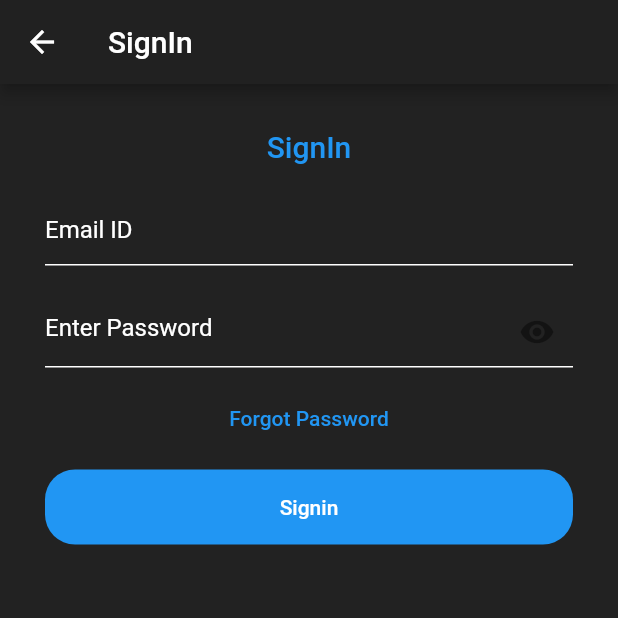
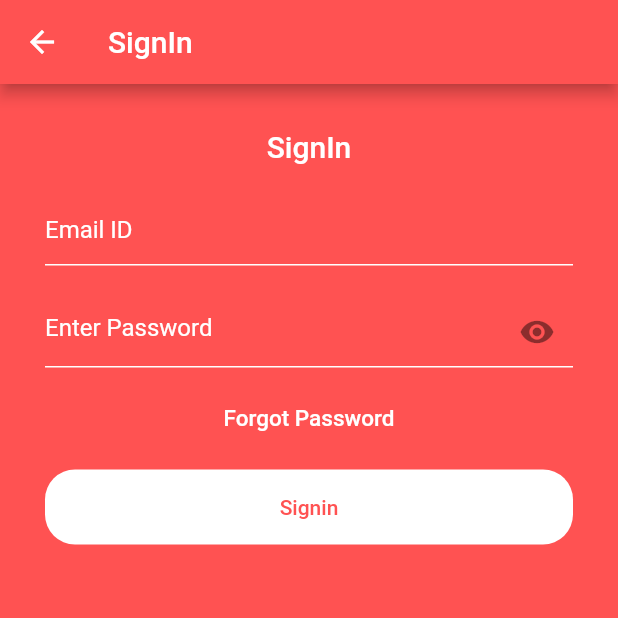
Before and after one commit to rajmayank93/iiit-info, a Flutter app: the screen it shows after launch, after a tap on "Have an account? login", on a phone screen of 412 x 824 dp, the top half of it. Run offline on Flutter 3.47's test engine with Material 2 defaults, Android fonts, the phone set to English and light mode, and no system bars; our stand-ins replace animated_splash_screen, firebase_auth, firebase_core, fluttertoast, font_awesome_flutter, get and 2 more; accounts and stored records are empty; network calls fail.

Commit message:
stay logged in , background colours

```diff
--- a/lib/aboutuspage.dart
+++ b/lib/aboutuspage.dart
@@ -6,9 +6,9 @@ class aboutuspage extends StatelessWidget {
   Widget build(BuildContext context) {
     return MaterialApp(
         home: Scaffold(
-      backgroundColor: Colors.black54,
+      backgroundColor: Colors.redAccent,
       appBar: AppBar(
-        backgroundColor: Colors.grey[900],
+        backgroundColor: Colors.redAccent,
         leading: IconButton(
             onPressed: () {
               Navigator.pop(context);
--- a/lib/contactuspage.dart
+++ b/lib/contactuspage.dart
@@ -14,9 +14,9 @@ class contactuspage extends StatelessWidget {
   Widget build(BuildContext context) {
     return MaterialApp(
         home: Scaffold(
-      backgroundColor: Colors.black54,
+      backgroundColor: Colors.redAccent,
       appBar: AppBar(
-        backgroundColor: Colors.grey[900],
+        backgroundColor: Colors.redAccent,
         leading: IconButton(
             onPressed: () {
               Navigator.pop(context);
--- a/lib/drawers/logindrawer.dart
+++ b/lib/drawers/logindrawer.dart
@@ -3,6 +3,7 @@ import 'package:get/get.dart';
 import 'package:hackathon/aboutuspage.dart';
 import 'package:hackathon/contactuspage.dart';
 import 'package:hackathon/login_controller.dart';
+import 'package:shared_preferences/shared_preferences.dart';
 
 final controller = Get.put(LoginController());
 Drawer logindrawer(BuildContext context) {
@@ -88,7 +89,9 @@ Drawer logindrawer(BuildContext context) {
             'logout',
             style: TextStyle(color: Colors.white, fontSize: 20),
           ),
-          onTap: () {
+          onTap: () async {
+            SharedPreferences prefs = await SharedPreferences.getInstance();
+            prefs.remove('gmail');
             controller.logout();
             Navigator.pop(context);
           },
--- a/lib/main.dart
+++ b/lib/main.dart
@@ -3,17 +3,21 @@ import 'package:firebase_core/firebase_core.dart';
 import 'package:flutter/material.dart';
 import 'package:font_awesome_flutter/font_awesome_flutter.dart';
 import 'package:get/get.dart';
+import 'package:hackathon/afterloginmainpage.dart';
 import 'package:hackathon/afterloginpage.dart';
 import 'package:hackathon/drawers/logindrawer.dart';
 import 'package:hackathon/drawers/maindrawer.dart';
 import 'package:hackathon/login_controller.dart';
 import 'package:hackathon/signinpage.dart';
 import 'package:hackathon/signup/signup.dart';
+import 'package:shared_preferences/shared_preferences.dart';
 
 void main() async {
   WidgetsFlutterBinding.ensureInitialized();
   await Firebase.initializeApp();
-  runApp(MyApp());
+  SharedPreferences prefs = await SharedPreferences.getInstance();
+  var email = prefs.getString('Email');
+  runApp(email == null ? MyApp() : afterloginapp());
 }
 
 class MyApp extends StatelessWidget {
@@ -26,22 +30,17 @@ class MyApp extends StatelessWidget {
       child: MaterialApp(
         debugShowCheckedModeBanner: false,
         home: AnimatedSplashScreen(
-            splash: Container(
-                child: Column(
-              mainAxisAlignment: MainAxisAlignment.center,
-              children: [
-                Text(
+            splash: Center(
+                child: Text(
               "IIIT's Info",
               style: TextStyle(
                 color: Colors.white70,
                 fontWeight: FontWeight.bold,
                 fontSize: 29,
               ),
-                ),
-              ],
             )),
             duration: 3000,
-            splashTransition: SplashTransition.fadeTransition,
+            splashTransition: SplashTransition.decoratedBoxTransition,
             backgroundColor: Colors.grey.shade900,
             nextScreen: loginpage()),
       ),
@@ -63,9 +62,9 @@ class _loginpageState extends State<loginpage> {
 
   Scaffold loginpagetest(BuildContext context) {
     return Scaffold(
-        backgroundColor: Colors.black87,
+        backgroundColor: Colors.redAccent,
         appBar: AppBar(
-          backgroundColor: Colors.grey[900],
+          backgroundColor: Colors.redAccent,
           title: Text(
             'Login',
             style: TextStyle(color: Colors.white),
@@ -92,9 +91,8 @@ class _loginpageState extends State<loginpage> {
   }
 
   Column loginpagebutton() {
-    return Column(
-        //mainAxisAlignment: MainAxisAlignment.center,
-        mainAxisSize: MainAxisSize.min,
+    return Column(mainAxisAlignment: MainAxisAlignment.center,
+        //mainAxisSize: MainAxisSize.min,
         children: [
           FloatingActionButton.extended(
             onPressed: () async {
@@ -112,8 +110,11 @@ class _loginpageState extends State<loginpage> {
             height: 15,
           ),
           FloatingActionButton.extended(
-            onPressed: () {
+            onPressed: () async {
               controller.login();
+              SharedPreferences prefs = await SharedPreferences.getInstance();
+              prefs.setString(
+                  'gmail', controller.googleAccount.value?.email ?? '');
             },
             icon: Icon(
               FontAwesomeIcons.google,
@@ -130,7 +131,23 @@ class _loginpageState extends State<loginpage> {
                       builder: (context) => signinpage(),
                     ));
               },
-              child: Text('Have an account? login'))
+              child: Text(
+                'Have an account? login',
+                style: TextStyle(color: Colors.white),
+              )),
         ]);
+    Column(
+      mainAxisAlignment: MainAxisAlignment.center,
+      children: [
+        Text(
+          'Hello',
+          style: TextStyle(color: Colors.white),
+        ),
+        Text('Hi', style: TextStyle(color: Colors.white)),
+        Center(
+          child: Text('Hello', style: TextStyle(color: Colors.white)),
+        )
+      ],
+    );
   }
 }
--- a/lib/signinpage.dart
+++ b/lib/signinpage.dart
@@ -5,6 +5,7 @@ import 'package:fluttertoast/fluttertoast.dart';
 import 'package:hackathon/afterloginmainpage.dart';
 import 'package:hackathon/forgotpassword.dart';
 import 'package:hackathon/main.dart';
+import 'package:shared_preferences/shared_preferences.dart';
 
 class signinpage extends StatefulWidget {
   @override
@@ -18,9 +19,9 @@ class _loginpageState extends State<signinpage> {
   @override
   Widget build(BuildContext context) {
     return Scaffold(
-      backgroundColor: Colors.black87,
+      backgroundColor: Colors.redAccent,
       appBar: AppBar(
-        backgroundColor: Colors.grey[900],
+        backgroundColor: Colors.redAccent,
         title: Text(
           'SignIn',
           style: TextStyle(color: Colors.white),
@@ -37,7 +38,7 @@ class _loginpageState extends State<signinpage> {
                   child: Text(
                     'SignIn',
                     style: TextStyle(
-                        color: Colors.blue,
+                        color: Colors.white,
                         fontSize: 20,
                         fontWeight: FontWeight.w500),
                   )),
@@ -92,14 +93,15 @@ class _loginpageState extends State<signinpage> {
                           builder: (context) => forgotpassword(),
                         ));
                   },
-                  child: Text('Forgot Password')),
+                  child: Text('Forgot Password',
+                      style: TextStyle(color: Colors.white, fontSize: 15))),
               Padding(
                 padding: const EdgeInsets.all(10),
                 child: Container(
                   height: 50,
                   width: 20,
                   decoration: BoxDecoration(
-                      color: Colors.blue,
+                      color: Colors.white,
                       borderRadius: BorderRadius.circular(20)),
                   child: TextButton(
                       onPressed: () {
@@ -107,10 +109,13 @@ class _loginpageState extends State<signinpage> {
                             .signInWithEmailAndPassword(
                                 email: usernamecontroller.text,
                                 password: passwordcontroller.text)
-                            .then((value) {
+                            .then((value) async {
                           if (FirebaseAuth
                                   .instance.currentUser?.emailVerified ==
                               true) {
+                            SharedPreferences prefs =
+                                await SharedPreferences.getInstance();
+                            prefs.setString('Email', usernamecontroller.text);
                             Navigator.pushReplacement(
                                 context,
                                 MaterialPageRoute(
@@ -121,7 +126,7 @@ class _loginpageState extends State<signinpage> {
                       },
                       child: Text(
                         'Signin',
-                        style: TextStyle(color: Colors.white),
+                        style: TextStyle(color: Colors.redAccent),
                       )),
                 ),
               ),
```
Also changed, not shown: lib/afterloginmainpage.dart (+33 -4 lines), lib/changepassword.dart (+5 -5 lines), lib/drawers/loginmaindrawer.dart (+11 -1 lines), lib/forgotpassword.dart (+5 -5 lines), lib/signup/signup.dart (+5 -5 lines). Lines whose indentation alone changed are shown as unchanged.
